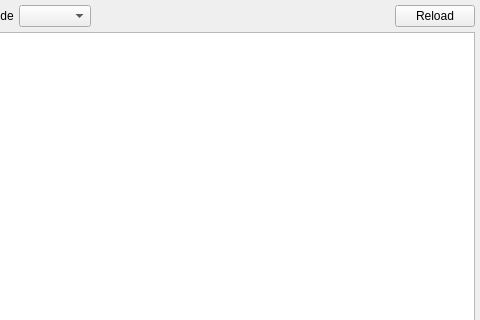
The window that quickevent/app/plugins/qml/Speaker/src/codeclassresultswidget.ui (Quick-Event/quickbox) describes before a commit, drawn with Qt 5; both pictures show x 132 to 612 and y 0 to 320 of the 612 by 428 pixel window.
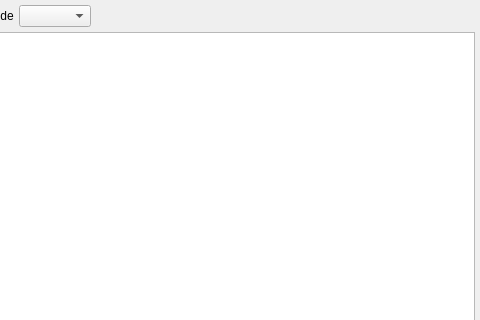
The same window after the commit. Custom widgets are drawn as their Qt base class.

The edit to the form file:
```diff
--- a/quickevent/app/plugins/qml/Speaker/src/codeclassresultswidget.ui
+++ b/quickevent/app/plugins/qml/Speaker/src/codeclassresultswidget.ui
@@ -64,13 +64,6 @@
        </property>
       </spacer>
      </item>
-     <item>
-      <widget class="QPushButton" name="btReload">
-       <property name="text">
-        <string>Reload</string>
-       </property>
-      </widget>
-     </item>
     </layout>
    </item>
    <item>
```
Left out of the diff: 6 changed lines with no effect on the pictures.
